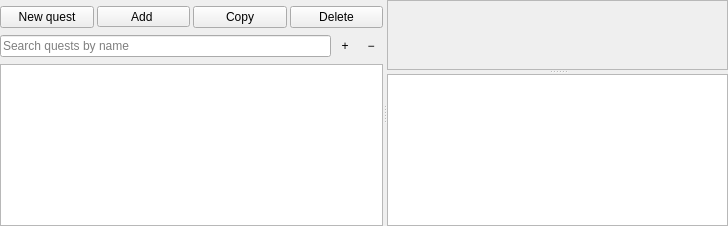
This is src/ui/designer/quest_outline.ui in ThePi1/SPT-Trader-Builder as Qt 5 draws it before an edit. The edited form follows.
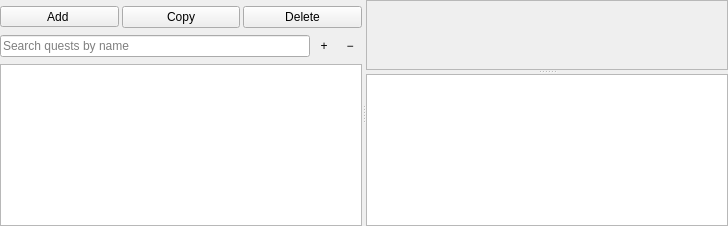
This is the edited form.

Commit message: Quest tab: context-aware Add menu, New quest under Add, Task renamed Condition

Diff of the .ui file:
```diff
--- a/src/ui/designer/quest_outline.ui
+++ b/src/ui/designer/quest_outline.ui
@@ -43,20 +43,13 @@
         <number>0</number>
        </property>
        <item>
-        <layout class="QHBoxLayout" name="tools" stretch="1,1,1,1">
+        <layout class="QHBoxLayout" name="tools" stretch="1,1,1">
          <property name="spacing">
           <number>3</number>
          </property>
          <property name="topMargin">
           <number>0</number>
          </property>
-         <item>
-          <widget class="QPushButton" name="new_quest_button">
-           <property name="text">
-            <string>New quest</string>
-           </property>
-          </widget>
-         </item>
          <item>
           <widget class="QToolButton" name="add_button">
            <property name="sizePolicy">
```
The commit also changes 12 other files.
